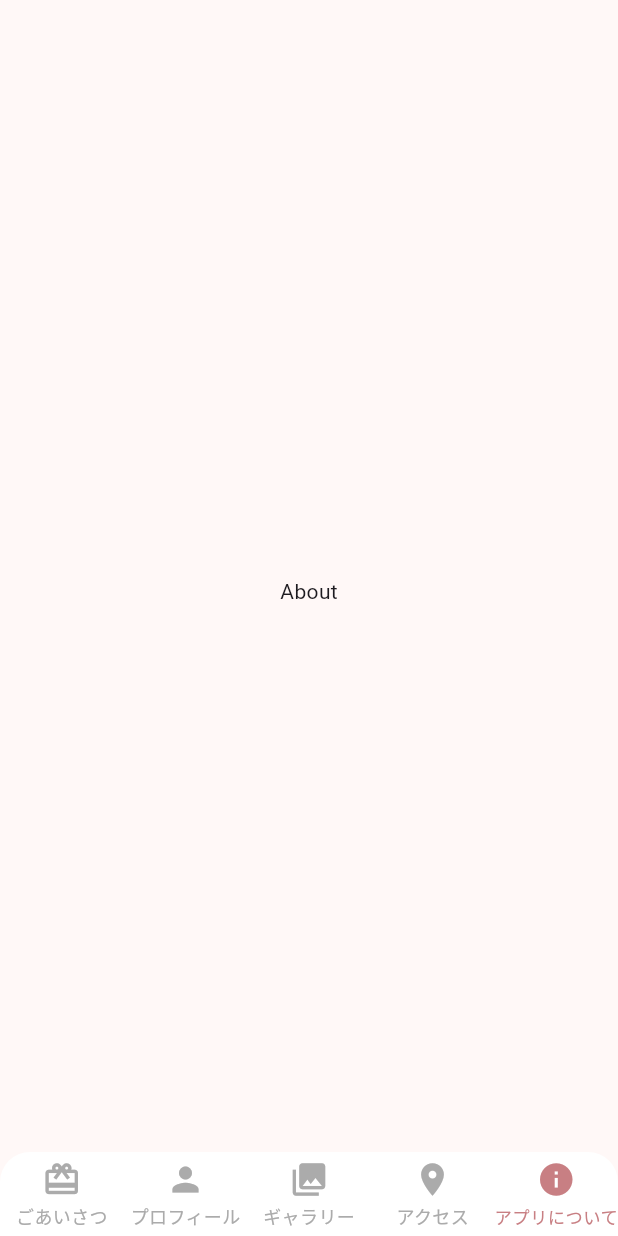
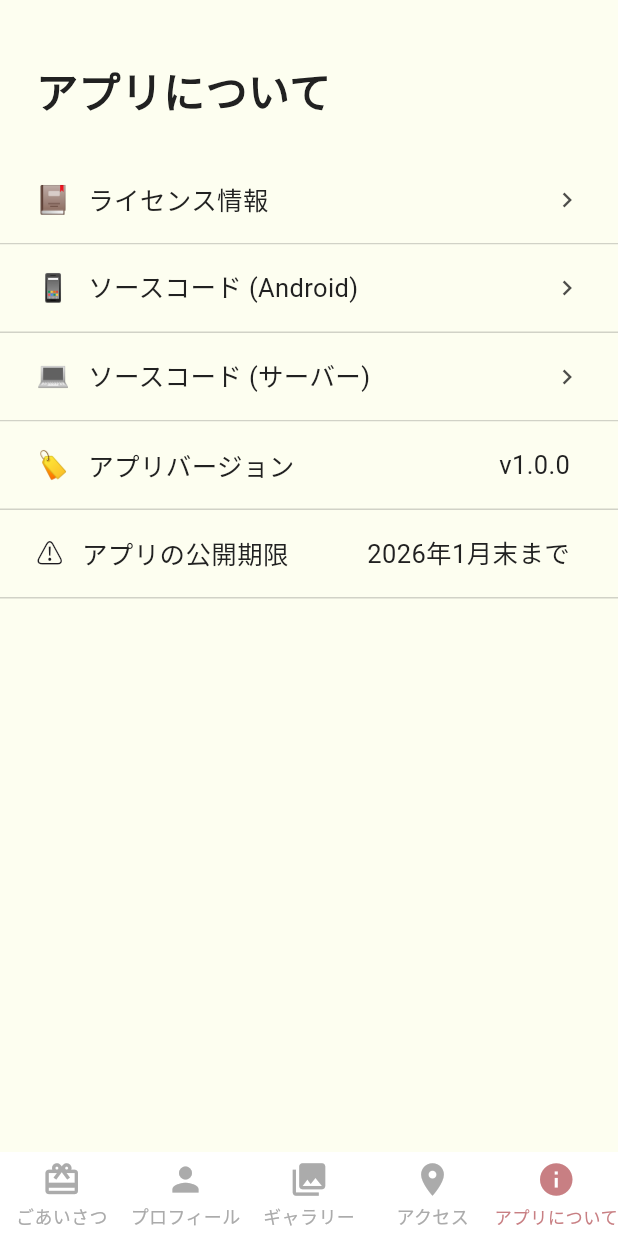
Before and after one commit to Saigen-no-Harmonia/shiori-flutter, a Flutter app: the screen it shows after launch, item 5 of the bottom bar chosen, on a phone screen of 412 x 824 dp. Run offline on Flutter 3.47's test engine with Material 3 defaults, Android fonts, the light colour scheme and no system bars; drawn by our look-alikes of persistent_bottom_nav_bar; our stand-ins replace envied, flutter_riverpod, freezed_annotation, go_router, google_fonts, package_info_plus and 1 more; generated files the repository leaves out were written again.

Commit message:
About実装

```diff
--- a/lib/features/about/ui/about_screen.dart
+++ b/lib/features/about/ui/about_screen.dart
@@ -3,15 +3,83 @@ import 'package:flutter_riverpod/flutter_riverpod.dart';
 
 import '../../../theme/app_colors.dart';
 import '../../../theme/app_theme.dart';
+import 'view_model/about_view_model.dart';
+import 'widgets/about_list_item.dart';
 
 class AboutScreen extends ConsumerWidget {
   const AboutScreen({super.key});
 
   @override
   Widget build(BuildContext context, WidgetRef ref) {
-    return const Scaffold(
-      body: Center(
-        child: Text('About'),
+    ref.watch(aboutViewModelProvider);
+
+    return Scaffold(
+      backgroundColor: AppColors.background,
+      body: SafeArea(
+        child: Column(
+          crossAxisAlignment: CrossAxisAlignment.start,
+          children: [
+            // ヘッダー
+            Padding(
+              padding: const EdgeInsets.only(
+                top: 40,
+                left: 24,
+                right: 24,
+                bottom: 24
+              ),
+              child: Text(
+                'アプリについて',
+                style: AppTheme.titleBold.copyWith(
+                  color: AppColors.textPrimary,
+                ),
+              ),
+            ),
+            // リスト
+            Expanded(
+              child: SingleChildScrollView(
+                child: Column(
+                  children: [
+                    AboutListItem(
+                      icon: '📕',
+                      title: 'ライセンス情報',
+                      onTap: () => ref
+                        .read(aboutViewModelProvider.notifier)
+                        .openLicense()
+                    ),
+                    AboutListItem(
+                      icon: '📱',
+                      title: 'ソースコード (Android)',
+                      onTap: () => ref
+                        .read(aboutViewModelProvider.notifier)
+                        .openSourceCodeFlutter()
+                    ),
+                    AboutListItem(
+                      icon: '💻',
+                      title: 'ソースコード (サーバー)',
+                      onTap: () => ref
+                        .read(aboutViewModelProvider.notifier)
+                        .openSourceCodeServer()
+                    ),
+                    AboutListItem(
+                      icon: '🏷️',
+                      title: 'アプリバージョン',
+                      subtitle: ref
+                        .read(aboutViewModelProvider.notifier)
+                        .getVersionText(),
+                      showArrow: false,
+                    ),
+                    AboutListItem(
+                      icon: '⚠️',
+                      title: 'アプリの公開期限',
+                      subtitle: '2026年1月末まで',
+                      showArrow: false,
+                    ),
+                  ],
+                ),
+              ),
+            ),
+          ],
+        ),
       ),
     );
   }
--- /dev/null
+++ b/lib/features/about/ui/state/about_state.dart
@@ -0,0 +1,13 @@
+import 'package:freezed_annotation/freezed_annotation.dart';
+
+part 'about_state.freezed.dart';
+part 'about_state.g.dart';
+
+@freezed
+class AboutState with _$AboutState {
+  const factory AboutState({
+    @Default('v1.0.0') String version,
+  }) = _AboutState;
+
+  factory AboutState.fromJson(Map<String, dynamic> json) => _$AboutStateFromJson(json);
+}
--- /dev/null
+++ b/lib/features/about/ui/view_model/about_view_model.dart
@@ -0,0 +1,43 @@
+import 'package:flutter/material.dart';
+import 'package:package_info_plus/package_info_plus.dart';
+import 'package:riverpod_annotation/riverpod_annotation.dart';
+import 'package:url_launcher/url_launcher.dart';
+
+import '../state/about_state.dart';
+
+part 'about_view_model.g.dart';
+
+@Riverpod(keepAlive: true)
+class AboutViewModel extends _$AboutViewModel {
+  @override
+  FutureOr<AboutState> build() async {
+    final packageInfo = await PackageInfo.fromPlatform();
+    return AboutState(version: 'v${packageInfo.version}');
+  }
+
+  String getVersionText() {
+    return state.when(
+      data: (aboutState) => aboutState.version,
+      loading: () => '取得中',
+      error: (error, stack) => '取得に失敗しました',
+    );
+  }
+
+  Future<void> openLicense() async {
+    debugPrint('ライセンス情報を開く');
+  }
+
+  Future<void> openSourceCodeFlutter() async {
+    final url = Uri.parse('https://github.com/Saigen-no-Harmonia/shiori_flutter');
+    if (await canLaunchUrl(url)) {
+      await launchUrl(url, mode: LaunchMode.externalApplication);
+    }
+  }
+
+  Future<void> openSourceCodeServer() async {
+    final url = Uri.parse('https://github.com/Saigen-no-Harmonia/shiori-server');
+    if (await canLaunchUrl(url)) {
+      await launchUrl(url, mode: LaunchMode.externalApplication);
+    }
+  }
+}
--- /dev/null
+++ b/lib/features/about/ui/widgets/about_list_item.dart
@@ -0,0 +1,72 @@
+import 'package:flutter/material.dart';
+
+import '../../../../theme/app_colors.dart';
+import '../../../../theme/app_theme.dart';
+
+class AboutListItem extends StatelessWidget {
+  const AboutListItem({
+    super.key,
+    required this.icon,
+    required this.title,
+    this.subtitle,
+    this.onTap,
+    this.showArrow = true,
+  });
+
+  final String icon;
+  final String title;
+  final String? subtitle;
+  final VoidCallback? onTap;
+  final bool showArrow;
+
+  @override
+  Widget build(BuildContext context) {
+    return InkWell(
+      onTap: onTap,
+      child: Container(
+        padding: const EdgeInsets.symmetric(horizontal: 24, vertical: 16),
+        decoration: const BoxDecoration(
+          color: AppColors.background,
+          border: Border(
+            bottom: BorderSide(
+              color: AppColors.textPrimary20,
+              width: 1,
+            ),
+          ),
+        ),
+        child: Row(
+          children: [
+            Text(
+              icon,
+              style: const TextStyle(fontSize: 18),
+            ),
+            const SizedBox(width: 12),
+            Expanded(
+              child: Text(
+                title,
+                style: AppTheme.body.copyWith(
+                  color: AppColors.textPrimary,
+                ),
+              ),
+            ),
+            if (subtitle != null) ...[
+              Text(
+                subtitle!,
+                style: AppTheme.body.copyWith(
+                  color: AppColors.textPrimary,
+                ),
+              ),
+              const SizedBox(width: 8),
+            ],
+            if (showArrow && onTap != null)
+              const Icon(
+                Icons.chevron_right,
+                color: AppColors.textPrimary80,
+                size: 20,
+              ),
+          ],
+        ),
+      ),
+    );
+  }
+}
--- a/lib/features/main/ui/main_screen.dart
+++ b/lib/features/main/ui/main_screen.dart
@@ -95,7 +95,6 @@ class _MainScreenState extends ConsumerState<MainScreen> {
         stateManagement: true,
         hideNavigationBarWhenKeyboardAppears: true,
         decoration: const NavBarDecoration(
-          borderRadius: BorderRadius.vertical(top: Radius.circular(20)),
           colorBehindNavBar: AppColors.white,
         ),
         popBehaviorOnSelectedNavBarItemPress: PopBehavior.all,
--- a/lib/theme/app_colors.dart
+++ b/lib/theme/app_colors.dart
@@ -8,6 +8,7 @@ class AppColors {
   static const tertiary = Color(0xFFCCC981);
   static const textPrimary = Color(0xFF212121);
   static const textPrimary80 = Color(0xCC212121);
+  static const textPrimary20 = Color(0x33212121);
   static const background = Color(0xFFFDFEF0);
   static const white = Color(0xFFFFFFFF);
   static const inactive = Color(0xFFABABAB);
--- a/pubspec.yaml
+++ b/pubspec.yaml
@@ -22,7 +22,7 @@ dependencies:
   hugeicons: ^0.0.7
   json_annotation: ^4.9.0
   ming_cute_icons: ^0.0.7
-  package_info_plus: ^8.0.0
+  package_info_plus: ^9.0.0
   permission_handler: ^11.4.0
   persistent_bottom_nav_bar: ^6.2.1
   riverpod_annotation: ^2.6.1
```
Also changed, not shown: lib/features/about/ui/state/about_state.freezed.dart (added), lib/features/about/ui/state/about_state.g.dart (added), lib/features/about/ui/view_model/about_view_model.g.dart (added), pubspec.lock.
